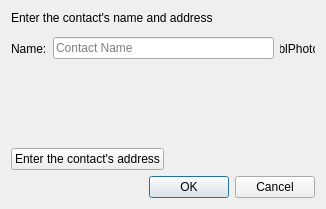
This is src/plugins/rosterchanger/addmetacontactdialog.ui in silvansky/Contacts as Qt 5 draws it before an edit. The edited form follows.
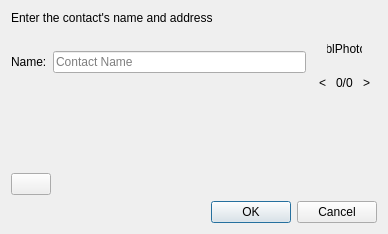
This is the edited form.

The edit to the form file:
```diff
--- a/src/plugins/rosterchanger/addmetacontactdialog.ui
+++ b/src/plugins/rosterchanger/addmetacontactdialog.ui
@@ -6,11 +6,11 @@
    <rect>
     <x>0</x>
     <y>0</y>
-    <width>326</width>
-    <height>209</height>
+    <width>388</width>
+    <height>234</height>
    </rect>
   </property>
-  <layout class="QVBoxLayout" name="verticalLayout">
+  <layout class="QVBoxLayout" name="verticalLayout_2">
    <item>
     <widget class="QLabel" name="lblCaption">
      <property name="text">
@@ -19,7 +19,7 @@
     </widget>
    </item>
    <item>
-    <layout class="QHBoxLayout" name="horizontalLayout">
+    <layout class="QHBoxLayout" name="horizontalLayout_4">
      <item>
       <widget class="QLabel" name="lblNick">
        <property name="text">
@@ -38,6 +38,26 @@
       </widget>
      </item>
      <item>
+      <layout class="QVBoxLayout" name="verticalLayout">
+       <item>
+        <layout class="QHBoxLayout" name="horizontalLayout_3">
+         <item>
+          <spacer name="horizontalSpacer_2">
+           <property name="orientation">
+            <enum>Qt::Horizontal</enum>
+           </property>
+           <property name="sizeType">
+            <enum>QSizePolicy::Preferred</enum>
+           </property>
+           <property name="sizeHint" stdset="0">
+            <size>
+             <width>0</width>
+             <height>20</height>
+            </size>
+           </property>
+          </spacer>
+         </item>
+         <item>
       <widget class="QLabel" name="lblPhoto">
        <property name="sizePolicy">
         <sizepolicy hsizetype="Fixed" vsizetype="Fixed">
@@ -65,6 +85,66 @@
        </property>
       </widget>
      </item>
+         <item>
+          <spacer name="horizontalSpacer_3">
+           <property name="orientation">
+            <enum>Qt::Horizontal</enum>
+           </property>
+           <property name="sizeType">
+            <enum>QSizePolicy::Preferred</enum>
+           </property>
+           <property name="sizeHint" stdset="0">
+            <size>
+             <width>0</width>
+             <height>20</height>
+            </size>
+           </property>
+          </spacer>
+         </item>
+        </layout>
+       </item>
+       <item>
+        <layout class="QHBoxLayout" name="horizontalLayout">
+         <property name="spacing">
+          <number>3</number>
+         </property>
+         <item>
+          <widget class="QToolButton" name="tlbPhotoPrev">
+           <property name="text">
+            <string notr="true">&lt;</string>
+           </property>
+           <property name="autoRepeat">
+            <bool>true</bool>
+           </property>
+           <property name="autoRaise">
+            <bool>true</bool>
+           </property>
+          </widget>
+         </item>
+         <item>
+          <widget class="QLabel" name="lblPhotoIndex">
+           <property name="text">
+            <string notr="true">0/0</string>
+           </property>
+          </widget>
+         </item>
+         <item>
+          <widget class="QToolButton" name="tlbPhotoNext">
+           <property name="text">
+            <string notr="true">&gt;</string>
+           </property>
+           <property name="autoRepeat">
+            <bool>true</bool>
+           </property>
+           <property name="autoRaise">
+            <bool>true</bool>
+           </property>
+          </widget>
+         </item>
+        </layout>
+       </item>
+      </layout>
+     </item>
     </layout>
    </item>
    <item>
@@ -80,8 +160,8 @@
        <rect>
         <x>0</x>
         <y>0</y>
-        <width>308</width>
-        <height>69</height>
+        <width>370</width>
+        <height>66</height>
        </rect>
       </property>
      </widget>
@@ -90,11 +170,7 @@
    <item>
     <layout class="QHBoxLayout" name="horizontalLayout_2">
      <item>
-      <widget class="QPushButton" name="pbtAddItem">
-       <property name="text">
-        <string>Enter the contact's address</string>
-       </property>
-      </widget>
+      <widget class="QPushButton" name="pbtAddItem"/>
      </item>
      <item>
       <spacer name="horizontalSpacer">
```
Lines whose indentation alone changed are shown as unchanged.
